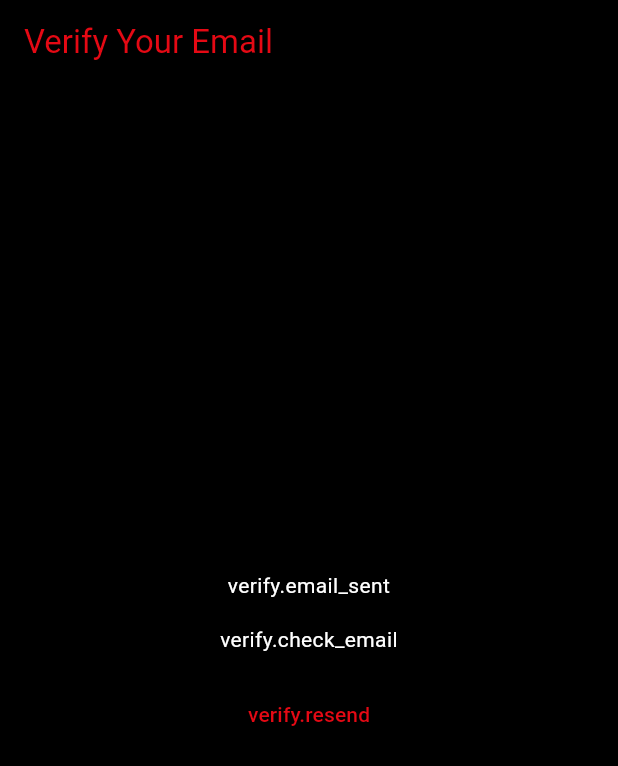
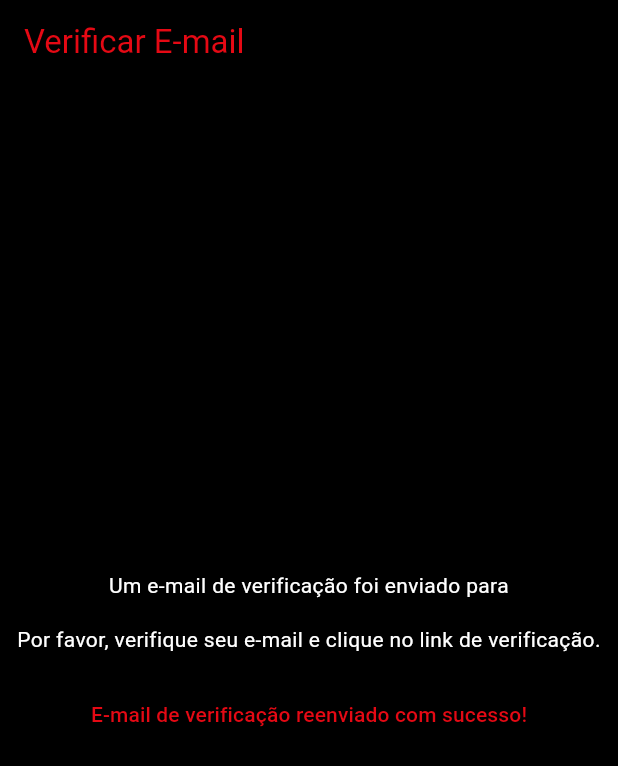
Before and after one commit to jhonnylucius/net_drinks, a Flutter app: the VerifyEmailScreen screen opened by its route, on a phone screen of 412 x 824 dp. Shown: the top 766 px of the screen. Run offline on Flutter 3.47's test engine with Material 3 defaults, Android fonts, the light colour scheme and no system bars; our stand-ins replace cloud_firestore, dio, firebase_auth, firebase_core, flutter_i18n, flutter_signin_button and 8 more; missing offline and left inert: translator; accounts and stored records are empty.

Commit message:
adiciona suporte à internacionalização na tela de verificação de e-mail e melhora a lógica de exibição de mensagens

```diff
--- a/app_netdrinks/lib/screens/verify_email_screen.dart
+++ b/app_netdrinks/lib/screens/verify_email_screen.dart
@@ -50,11 +50,10 @@ class VerifyEmailScreenState extends State<VerifyEmailScreen> {
   @override
   Widget build(BuildContext context) {
     return WillPopScope(
-      onWillPop: () async =>
-          false, // Desabilita o gesto de voltar e o botão físico/virtual
+      onWillPop: () async => false, // prevent back
       child: Scaffold(
         appBar: AppBar(
-          title: Text(FlutterI18n.translate(context, 'verify.title')),
+          title: Text(FlutterI18n.translate(context, 'Verificar E-mail')),
           automaticallyImplyLeading: false,
         ),
         body: Center(
@@ -62,28 +61,34 @@ class VerifyEmailScreenState extends State<VerifyEmailScreen> {
             mainAxisAlignment: MainAxisAlignment.center,
             children: [
               Text(
-                FlutterI18n.translate(context, 'verify.email_sent',
+                FlutterI18n.translate(
+                    context, 'Um e-mail de verificação foi enviado para',
                     translationParams: {'email': widget.user.email!}),
                 textAlign: TextAlign.center,
               ),
               const SizedBox(height: 16.0),
               Text(
-                FlutterI18n.translate(context, 'verify.check_email'),
+                FlutterI18n.translate(context,
+                    'Por favor, verifique seu e-mail e clique no link de verificação.'),
                 textAlign: TextAlign.center,
               ),
               const SizedBox(height: 16.0),
               TextButton(
                 onPressed: () async {
+                  final context = this.context;
                   await widget.user.sendEmailVerification();
-                  ScaffoldMessenger.of(context).showSnackBar(
-                    SnackBar(
-                      content:
-                          Text(FlutterI18n.translate(context, 'verify.resent')),
-                      backgroundColor: Colors.green,
-                    ),
-                  );
+                  if (mounted) {
+                    ScaffoldMessenger.of(context).showSnackBar(
+                      SnackBar(
+                        content: Text(FlutterI18n.translate(
+                            context, 'Reenviar E-mail de Verificação')),
+                        backgroundColor: Colors.green,
+                      ),
+                    );
+                  }
                 },
-                child: Text(FlutterI18n.translate(context, 'verify.resend')),
+                child: Text(FlutterI18n.translate(
+                    context, 'E-mail de verificação reenviado com sucesso!')),
               ),
             ],
           ),
```
